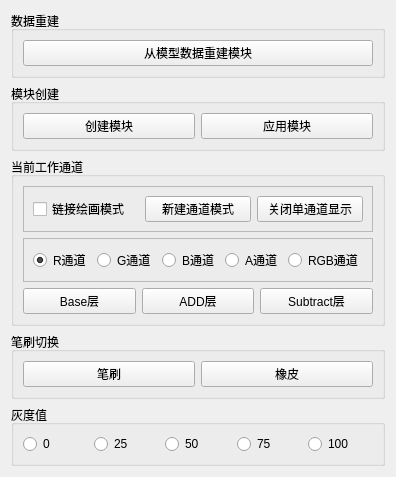
The window that ui/VertexPaintTool.ui (fxcfxcfxc/MaxTool_VertexPaint) describes before a commit, drawn with Qt 5.
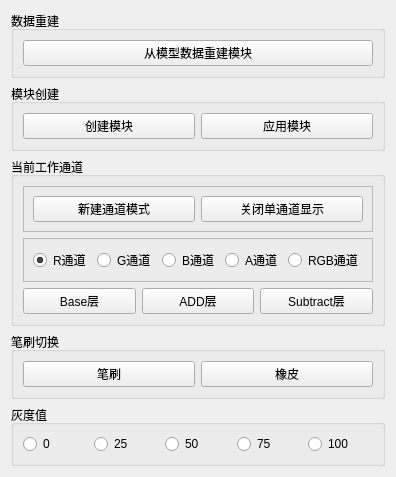
The same window after the commit.

What changed in the file:
```diff
--- a/ui/VertexPaintTool.ui
+++ b/ui/VertexPaintTool.ui
@@ -71,13 +71,6 @@
          <enum>QFrame::Raised</enum>
         </property>
         <layout class="QHBoxLayout" name="horizontalLayout_6">
-         <item>
-          <widget class="QCheckBox" name="checkBox_2">
-           <property name="text">
-            <string>链接绘画模式</string>
-           </property>
-          </widget>
-         </item>
          <item>
           <widget class="QPushButton" name="pushButton_7">
            <property name="text">
```
